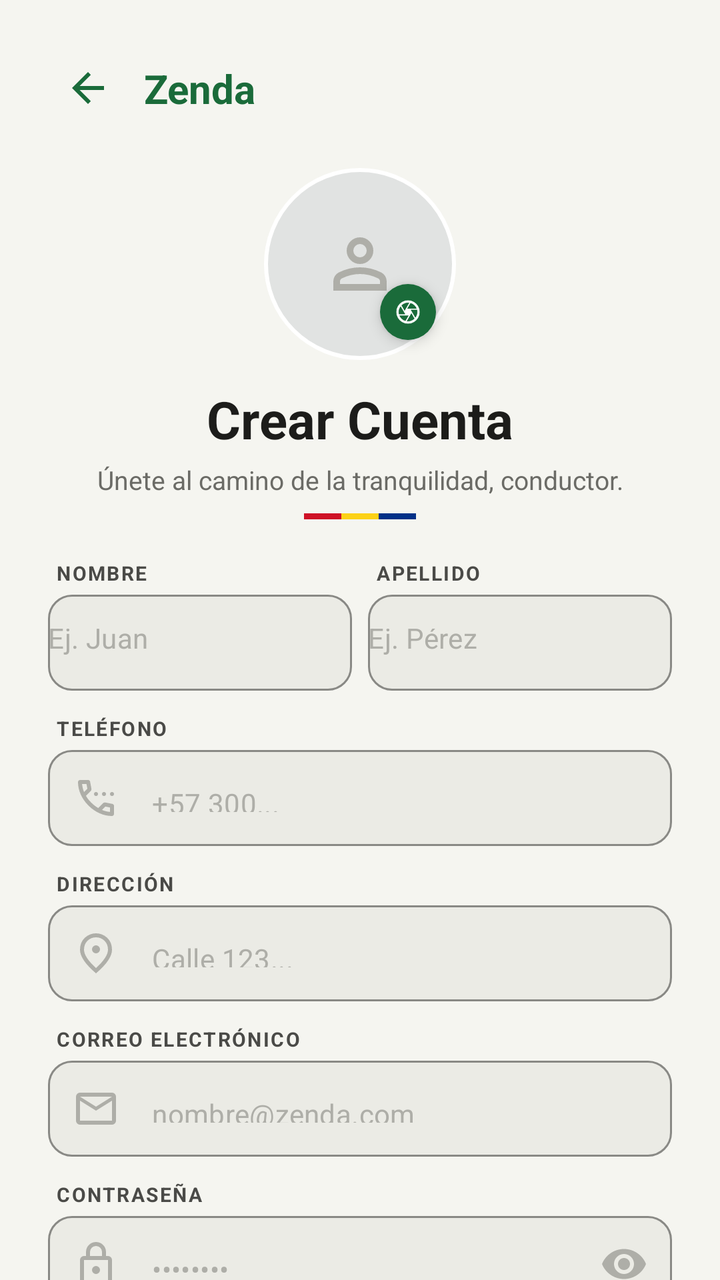
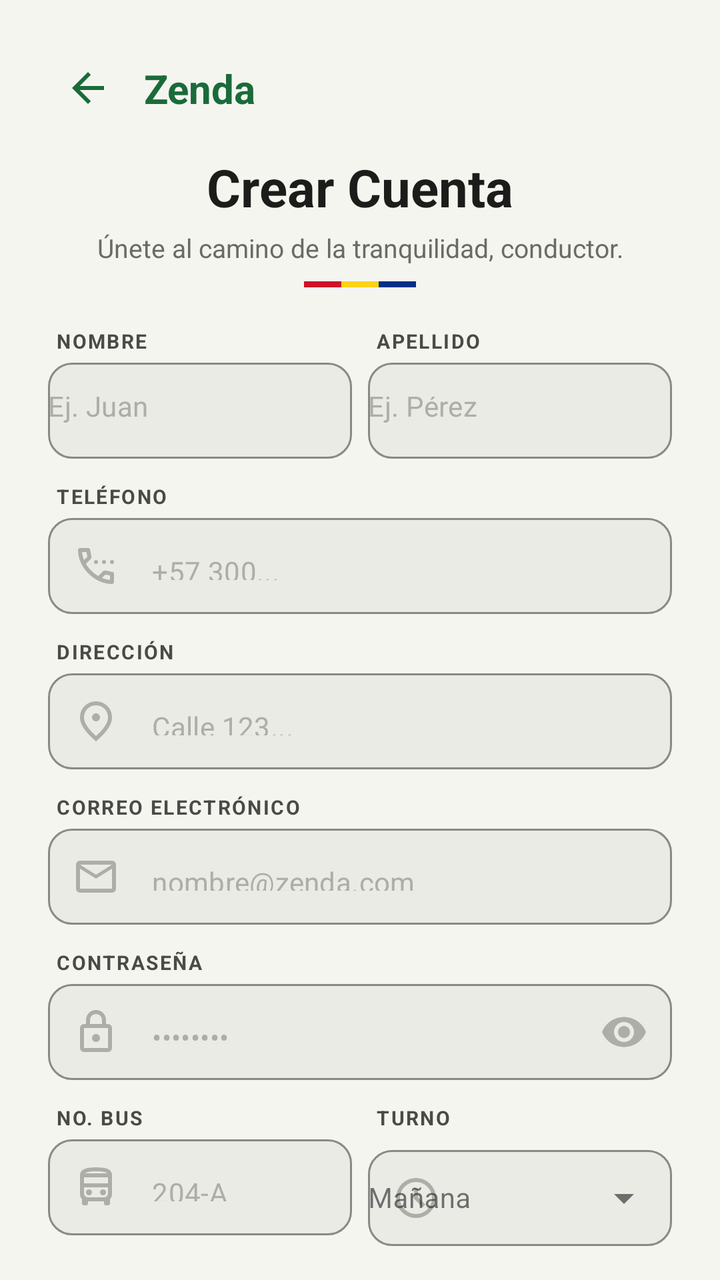

An Android layout rendered at two revisions. The XML below is the earlier revision; the diff shows what the commit changed to produce the second picture.
<!-- AndroidManifest.xml: application theme Theme.ProyectoDefinitivo -->
<!-- res/layout/activity_register.xml -->
<?xml version="1.0" encoding="utf-8"?>
<androidx.core.widget.NestedScrollView
        xmlns:android="http://schemas.android.com/apk/res/android"
        xmlns:app="http://schemas.android.com/apk/res-auto"
        android:layout_width="match_parent"
        android:layout_height="match_parent"
        android:fillViewport="true"
        android:background="@color/bg_zenda">

    <androidx.constraintlayout.widget.ConstraintLayout
            android:layout_width="match_parent"
            android:layout_height="wrap_content"
            android:padding="24dp">

        
        <ImageButton
                android:id="@+id/btnBack"
                android:layout_width="40dp"
                android:layout_height="40dp"
                android:background="?attr/selectableItemBackgroundBorderless"
                android:src="@drawable/ic_back"
                android:contentDescription="Volver"
                app:tint="@color/primary_zenda"
                app:layout_constraintTop_toTopOf="parent"
                app:layout_constraintStart_toStartOf="parent" />

        <TextView
                android:layout_width="wrap_content"
                android:layout_height="wrap_content"
                android:text="Zenda"
                android:textColor="@color/primary_zenda"
                android:textSize="20sp"
                android:textStyle="bold"
                android:layout_marginStart="8dp"
                app:layout_constraintTop_toTopOf="@id/btnBack"
                app:layout_constraintBottom_toBottomOf="@id/btnBack"
                app:layout_constraintStart_toEndOf="@id/btnBack" />

        
        <FrameLayout
                android:id="@+id/profileContainer"
                android:layout_width="96dp"
                android:layout_height="96dp"
                android:layout_marginTop="20dp"
                app:layout_constraintTop_toBottomOf="@id/btnBack"
                app:layout_constraintStart_toStartOf="parent"
                app:layout_constraintEnd_toEndOf="parent">

            <View
                    android:layout_width="match_parent"
                    android:layout_height="match_parent"
                    android:background="@drawable/bg_profile_circle" />

            <ImageView
                    android:layout_width="40dp"
                    android:layout_height="40dp"
                    android:layout_gravity="center"
                    android:src="@drawable/ic_person"
                    app:tint="@color/text_hint"
                    android:contentDescription="Foto de perfil" />

            <com.google.android.material.floatingactionbutton.FloatingActionButton
                    android:id="@+id/btnPickPhoto"
                    android:layout_width="wrap_content"
                    android:layout_height="wrap_content"
                    android:layout_gravity="bottom|end"
                    android:src="@drawable/ic_camera"
                    android:contentDescription="Cambiar foto"
                    app:fabCustomSize="28dp"
                    app:maxImageSize="14dp"
                    app:backgroundTint="@color/primary_zenda"
                    app:tint="#FFFFFF"
                    app:elevation="4dp" />
        </FrameLayout>

        
        <TextView
                android:id="@+id/tvRegTitle"
                android:layout_width="wrap_content"
                android:layout_height="wrap_content"
                android:text="Crear Cuenta"
                android:textSize="26sp"
                android:textStyle="bold"
                android:textColor="@color/text_main"
                android:layout_marginTop="12dp"
                app:layout_constraintTop_toBottomOf="@id/profileContainer"
                app:layout_constraintStart_toStartOf="parent"
                app:layout_constraintEnd_toEndOf="parent" />

        <TextView
                android:id="@+id/tvRegSubtitle"
                android:layout_width="wrap_content"
                android:layout_height="wrap_content"
                android:text="Únete al camino de la tranquilidad, conductor."
                android:textSize="13sp"
                android:textColor="@color/text_variant"
                android:textAlignment="center"
                android:layout_marginTop="4dp"
                app:layout_constraintTop_toBottomOf="@id/tvRegTitle"
                app:layout_constraintStart_toStartOf="parent"
                app:layout_constraintEnd_toEndOf="parent" />

        
        <LinearLayout
                android:id="@+id/accentBar"
                android:layout_width="56dp"
                android:layout_height="3dp"
                android:orientation="horizontal"
                android:layout_marginTop="8dp"
                app:layout_constraintTop_toBottomOf="@id/tvRegSubtitle"
                app:layout_constraintStart_toStartOf="parent"
                app:layout_constraintEnd_toEndOf="parent">
            <View android:layout_width="0dp" android:layout_height="match_parent"
                    android:layout_weight="1" android:background="@color/accent_red" />
            <View android:layout_width="0dp" android:layout_height="match_parent"
                    android:layout_weight="1" android:background="@color/accent_yellow" />
            <View android:layout_width="0dp" android:layout_height="match_parent"
                    android:layout_weight="1" android:background="@color/accent_blue" />
        </LinearLayout>

        
        <LinearLayout
                android:id="@+id/formContainer"
                android:layout_width="match_parent"
                android:layout_height="wrap_content"
                android:orientation="vertical"
                android:layout_marginTop="20dp"
                app:layout_constraintTop_toBottomOf="@id/accentBar"
                app:layout_constraintStart_toStartOf="parent"
                app:layout_constraintEnd_toEndOf="parent">

            
            <LinearLayout
                    android:layout_width="match_parent"
                    android:layout_height="wrap_content"
                    android:orientation="horizontal"
                    android:baselineAligned="false">

                <LinearLayout
                        android:layout_width="0dp"
                        android:layout_height="wrap_content"
                        android:layout_weight="1"
                        android:orientation="vertical"
                        android:layout_marginEnd="4dp">
                    <TextView style="@style/LabelStyle" android:text="NOMBRE" />
                    <com.google.android.material.textfield.TextInputLayout
                            style="@style/InputLayout"
                            android:layout_marginTop="4dp">
                        <com.google.android.material.textfield.TextInputEditText
                                android:id="@+id/etNombre"
                                style="@style/InputEdit"
                                android:hint="Ej. Juan"
                                android:inputType="textPersonName" />
                    </com.google.android.material.textfield.TextInputLayout>
                </LinearLayout>

                <LinearLayout
                        android:layout_width="0dp"
                        android:layout_height="wrap_content"
                        android:layout_weight="1"
                        android:orientation="vertical"
                        android:layout_marginStart="4dp">
                    <TextView style="@style/LabelStyle" android:text="APELLIDO" />
                    <com.google.android.material.textfield.TextInputLayout
                            style="@style/InputLayout"
                            android:layout_marginTop="4dp">
                        <com.google.android.material.textfield.TextInputEditText
                                android:id="@+id/etApellido"
                                style="@style/InputEdit"
                                android:hint="Ej. Pérez"
                                android:inputType="textPersonName" />
                    </com.google.android.material.textfield.TextInputLayout>
                </LinearLayout>
            </LinearLayout>

            
            <TextView style="@style/LabelStyle" android:text="TELÉFONO"
                    android:layout_marginTop="12dp" />
            <com.google.android.material.textfield.TextInputLayout
                    style="@style/InputLayout"
                    android:layout_marginTop="4dp"
                    app:startIconDrawable="@drawable/ic_phone"
                    app:startIconTint="@color/text_hint">
                <com.google.android.material.textfield.TextInputEditText
                        android:id="@+id/etTelefono"
                        style="@style/InputEdit"
                        android:hint="+57 300..."
                        android:inputType="phone" />
            </com.google.android.material.textfield.TextInputLayout>

            
            <TextView style="@style/LabelStyle" android:text="DIRECCIÓN"
                    android:layout_marginTop="12dp" />
            <com.google.android.material.textfield.TextInputLayout
                    style="@style/InputLayout"
                    android:layout_marginTop="4dp"
                    app:startIconDrawable="@drawable/ic_location_on"
                    app:startIconTint="@color/text_hint">
                <com.google.android.material.textfield.TextInputEditText
                        android:id="@+id/etDireccion"
                        style="@style/InputEdit"
                        android:hint="Calle 123..."
                        android:inputType="textPostalAddress" />
            </com.google.android.material.textfield.TextInputLayout>

            
            <TextView style="@style/LabelStyle" android:text="CORREO ELECTRÓNICO"
                    android:layout_marginTop="12dp" />
            <com.google.android.material.textfield.TextInputLayout
                    style="@style/InputLayout"
                    android:layout_marginTop="4dp"
                    app:startIconDrawable="@drawable/ic_mail"
                    app:startIconTint="@color/text_hint">
                <com.google.android.material.textfield.TextInputEditText
                        android:id="@+id/etEmailReg"
                        style="@style/InputEdit"
                        android:hint="nombre@zenda.com"
                        android:inputType="textEmailAddress" />
            </com.google.android.material.textfield.TextInputLayout>

            
            <TextView style="@style/LabelStyle" android:text="CONTRASEÑA"
                    android:layout_marginTop="12dp" />
            <com.google.android.material.textfield.TextInputLayout
                    android:id="@+id/inputPassword"
                    style="@style/InputLayout"
                    android:layout_marginTop="4dp"
                    app:startIconDrawable="@drawable/ic_lock"
                    app:startIconTint="@color/text_hint"
                    app:endIconMode="password_toggle"
                    app:endIconTint="@color/text_hint">
                <com.google.android.material.textfield.TextInputEditText
                        android:id="@+id/etPassReg"
                        style="@style/InputEdit"
                        android:hint="••••••••"
                        android:inputType="textPassword" />
            </com.google.android.material.textfield.TextInputLayout>

            
            <LinearLayout
                    android:layout_width="match_parent"
                    android:layout_height="wrap_content"
                    android:orientation="horizontal"
                    android:layout_marginTop="12dp"
                    android:baselineAligned="false">

                <LinearLayout
                        android:layout_width="0dp"
                        android:id="@+id/layoutConductorFields"
                        android:layout_height="wrap_content"
                        android:layout_weight="1"
                        android:orientation="vertical"
                        android:layout_marginEnd="4dp">
                    <TextView style="@style/LabelStyle" android:text="NO. BUS" />
                    <com.google.android.material.textfield.TextInputLayout
                            style="@style/InputLayout"
                            android:layout_marginTop="4dp"
                            app:startIconDrawable="@drawable/ic_bus"
                            app:startIconTint="@color/text_hint">
                        <com.google.android.material.textfield.TextInputEditText
                                android:id="@+id/etNoBus"
                                style="@style/InputEdit"
                                android:hint="204-A"
                                android:inputType="text" />
                    </com.google.android.material.textfield.TextInputLayout>
                </LinearLayout>

                <LinearLayout
                        android:layout_width="0dp"
                        android:layout_height="wrap_content"
                        android:layout_weight="1"
                        android:orientation="vertical"
                        android:layout_marginStart="4dp">
                    <TextView style="@style/LabelStyle" android:text="TURNO" />
                    <com.google.android.material.textfield.TextInputLayout
                            android:id="@+id/inputTurno"
                            style="@style/Widget.MaterialComponents.TextInputLayout.OutlinedBox.ExposedDropdownMenu"
                            android:layout_width="match_parent"
                            android:layout_height="wrap_content"
                            android:layout_marginTop="4dp"
                            app:boxBackgroundColor="@color/input_bg"
                            app:boxStrokeColor="@color/input_stroke"
                            app:boxCornerRadiusTopStart="12dp"
                            app:boxCornerRadiusTopEnd="12dp"
                            app:boxCornerRadiusBottomStart="12dp"
                            app:boxCornerRadiusBottomEnd="12dp"
                            app:startIconDrawable="@drawable/ic_schedule"
                            app:startIconTint="@color/text_hint">
                        <AutoCompleteTextView
                                android:id="@+id/atvTurno"
                                android:layout_width="match_parent"
                                android:layout_height="48dp"
                                android:hint="Mañana"
                                android:inputType="none"
                                android:textSize="14sp"
                                android:paddingStart="0dp" />
                    </com.google.android.material.textfield.TextInputLayout>
                </LinearLayout>
            </LinearLayout>

            
            <com.google.android.material.button.MaterialButton
                    android:id="@+id/btnRegister"
                    android:layout_width="match_parent"
                    android:layout_height="52dp"
                    android:layout_marginTop="28dp"
                    android:text="Registrarse"
                    android:textAllCaps="false"
                    android:textStyle="bold"
                    android:textSize="16sp"
                    app:backgroundTint="@color/primary_zenda"
                    app:cornerRadius="100dp"
                    app:icon="@drawable/ic_arrow_forward"
                    app:iconGravity="textEnd"
                    app:iconTint="#FFFFFF" />

            
            <TextView
                    android:id="@+id/tvToLogin"
                    android:layout_width="wrap_content"
                    android:layout_height="wrap_content"
                    android:layout_gravity="center"
                    android:layout_marginTop="20dp"
                    android:layout_marginBottom="16dp"
                    android:text="¿Ya tienes una cuenta? Iniciar Sesión"
                    android:textSize="13sp"
                    android:textColor="@color/text_variant" />

        </LinearLayout>

    </androidx.constraintlayout.widget.ConstraintLayout>
</androidx.core.widget.NestedScrollView>
<!-- resources referenced by this layout -->
<resources>
  <color name="accent_blue">#003087</color>
  <color name="accent_red">#CE1126</color>
  <color name="accent_yellow">#FCD116</color>
  <color name="bg_zenda">#F5F5F0</color>
  <color name="input_bg">#EBEBE5</color>
  <color name="input_stroke">#D4D4CC</color>
  <color name="primary_zenda">#1A6B3A</color>
  <color name="text_hint">#AEAEA8</color>
  <color name="text_main">#1C1C1A</color>
  <color name="text_variant">#6B6B66</color>
  <!-- drawable bg_profile_circle (drawable) -->
  <shape xmlns:android="http://schemas.android.com/apk/res/android" android:shape="oval">
      <solid android:color="#E1E3E2" />
      <stroke android:width="2dp" android:color="#FFFFFF" />
  </shape>
  <!-- drawable ic_arrow_forward (drawable) -->
  <vector xmlns:android="http://schemas.android.com/apk/res/android"
      android:width="24dp"
      android:height="24dp"
      android:viewportWidth="960"
      android:viewportHeight="960">
    <path
        android:pathData="M647,520L160,520v-80h487L423,216l57,-56 320,320 -320,320 -57,-56 224,-224Z"
        android:fillColor="#e3e3e3"/>
  </vector>
  <!-- drawable ic_back (drawable) -->
  <vector xmlns:android="http://schemas.android.com/apk/res/android"
      android:width="24dp"
      android:height="24dp"
      android:viewportWidth="24"
      android:viewportHeight="24">
      <path
          android:fillColor="#FF000000"
          android:pathData="M20,11H7.83l5.59,-5.59L12,4l-8,8 8,8 1.41,-1.41L7.83,13H20v-2z"/>
  </vector>
  <!-- drawable ic_camera (drawable) -->
  <vector xmlns:android="http://schemas.android.com/apk/res/android"
      android:width="24dp"
      android:height="24dp"
      android:viewportWidth="960"
      android:viewportHeight="960">
    <path
        android:pathData="M456,360h320q-27,-69 -82.5,-118.5T566,172L456,360ZM364,440 L524,164q-11,-2 -22,-3t-22,-1q-66,0 -123,25t-101,67l108,188ZM170,560h218L228,284q-32,41 -50,90.5T160,480q0,21 2.5,40.5T170,560ZM394,788 L502,600L184,600q27,69 82.5,118.5T394,788ZM480,800q66,0 123,-25t101,-67L596,520 436,796q11,2 21.5,3t22.5,1ZM732,676q32,-41 50,-90.5T800,480q0,-21 -2.5,-40.5T790,400L572,400l160,276ZM480,480ZM480,880q-82,0 -155,-31.5t-127.5,-86Q143,708 111.5,635T80,480q0,-83 31.5,-155.5t86,-127Q252,143 325,111.5T480,80q83,0 155.5,31.5t127,86q54.5,54.5 86,127T880,480q0,82 -31.5,155t-86,127.5q-54.5,54.5 -127,86T480,880Z"
        android:fillColor="#e3e3e3"/>
  </vector>
  <!-- drawable ic_person (drawable) -->
  <vector xmlns:android="http://schemas.android.com/apk/res/android"
      android:width="24dp"
      android:height="24dp"
      android:viewportWidth="960"
      android:viewportHeight="960">
    <path
        android:pathData="M367,433q-47,-47 -47,-113t47,-113q47,-47 113,-47t113,47q47,47 47,113t-47,113q-47,47 -113,47t-113,-47ZM160,800v-112q0,-34 17.5,-62.5T224,582q62,-31 126,-46.5T480,520q66,0 130,15.5T736,582q29,15 46.5,43.5T800,688v112L160,800ZM240,720h480v-32q0,-11 -5.5,-20T700,654q-54,-27 -109,-40.5T480,600q-56,0 -111,13.5T260,654q-9,5 -14.5,14t-5.5,20v32ZM536.5,376.5Q560,353 560,320t-23.5,-56.5Q513,240 480,240t-56.5,23.5Q400,287 400,320t23.5,56.5Q447,400 480,400t56.5,-23.5ZM480,320ZM480,720Z"
        android:fillColor="#e3e3e3"/>
  </vector>
  <style name="InputEdit">
          <item name="android:layout_width">match_parent</item>
          <item name="android:layout_height">48dp</item>
          <item name="android:textSize">14sp</item>
          <item name="android:textColor">@color/text_main</item>
          <item name="android:textColorHint">@color/text_hint</item>
          <item name="android:paddingStart">0dp</item>
      </style>
  <style name="Theme.ProyectoDefinitivo" parent="Base.Theme.ProyectoDefinitivo" />
  <color name="input_stroke_Selector">#E1E3E2</color>
  <color name="text_label">#4A4A47</color>
  <style name="Base.Theme.ProyectoDefinitivo" parent="Theme.Material3.DayNight.NoActionBar">
          
          
      </style>
  <!-- unchanged entries left out for length: 8 -->
</resources>

<!-- the commit's change to res/layout/activity_register.xml (unified diff, before → after) -->
@@ -36,42 +36,7 @@
                 app:layout_constraintBottom_toBottomOf="@id/btnBack"
                 app:layout_constraintStart_toEndOf="@id/btnBack" />
 
-        
-        <FrameLayout
-                android:id="@+id/profileContainer"
-                android:layout_width="96dp"
-                android:layout_height="96dp"
-                android:layout_marginTop="20dp"
-                app:layout_constraintTop_toBottomOf="@id/btnBack"
-                app:layout_constraintStart_toStartOf="parent"
-                app:layout_constraintEnd_toEndOf="parent">
-
-            <View
-                    android:layout_width="match_parent"
-                    android:layout_height="match_parent"
-                    android:background="@drawable/bg_profile_circle" />
-
-            <ImageView
-                    android:layout_width="40dp"
-                    android:layout_height="40dp"
-                    android:layout_gravity="center"
-                    android:src="@drawable/ic_person"
-                    app:tint="@color/text_hint"
-                    android:contentDescription="Foto de perfil" />
-
-            <com.google.android.material.floatingactionbutton.FloatingActionButton
-                    android:id="@+id/btnPickPhoto"
-                    android:layout_width="wrap_content"
-                    android:layout_height="wrap_content"
-                    android:layout_gravity="bottom|end"
-                    android:src="@drawable/ic_camera"
-                    android:contentDescription="Cambiar foto"
-                    app:fabCustomSize="28dp"
-                    app:maxImageSize="14dp"
-                    app:backgroundTint="@color/primary_zenda"
-                    app:tint="#FFFFFF"
-                    app:elevation="4dp" />
-        </FrameLayout>
+
 
         
         <TextView
@@ -83,7 +48,7 @@
                 android:textStyle="bold"
                 android:textColor="@color/text_main"
                 android:layout_marginTop="12dp"
-                app:layout_constraintTop_toBottomOf="@id/profileContainer"
+                app:layout_constraintTop_toBottomOf="@id/btnBack"
                 app:layout_constraintStart_toStartOf="parent"
                 app:layout_constraintEnd_toEndOf="parent" />
 
@@ -144,6 +109,7 @@
                         android:layout_marginEnd="4dp">
                     <TextView style="@style/LabelStyle" android:text="NOMBRE" />
                     <com.google.android.material.textfield.TextInputLayout
+                            android:id="@+id/tilNombre"
                             style="@style/InputLayout"
                             android:layout_marginTop="4dp">
                         <com.google.android.material.textfield.TextInputEditText
@@ -162,6 +128,7 @@
                         android:layout_marginStart="4dp">
                     <TextView style="@style/LabelStyle" android:text="APELLIDO" />
                     <com.google.android.material.textfield.TextInputLayout
+                            android:id="@+id/tilApellido"
                             style="@style/InputLayout"
                             android:layout_marginTop="4dp">
                         <com.google.android.material.textfield.TextInputEditText
@@ -177,6 +144,7 @@
             <TextView style="@style/LabelStyle" android:text="TELÉFONO"
                     android:layout_marginTop="12dp" />
             <com.google.android.material.textfield.TextInputLayout
+                    android:id="@+id/tilTelefono"
                     style="@style/InputLayout"
                     android:layout_marginTop="4dp"
                     app:startIconDrawable="@drawable/ic_phone"
@@ -192,6 +160,7 @@
             <TextView style="@style/LabelStyle" android:text="DIRECCIÓN"
                     android:layout_marginTop="12dp" />
             <com.google.android.material.textfield.TextInputLayout
+                    android:id="@+id/tilDireccion"
                     style="@style/InputLayout"
                     android:layout_marginTop="4dp"
                     app:startIconDrawable="@drawable/ic_location_on"
@@ -207,6 +176,7 @@
             <TextView style="@style/LabelStyle" android:text="CORREO ELECTRÓNICO"
                     android:layout_marginTop="12dp" />
             <com.google.android.material.textfield.TextInputLayout
+                    android:id="@+id/tilEmail"
                     style="@style/InputLayout"
                     android:layout_marginTop="4dp"
                     app:startIconDrawable="@drawable/ic_mail"
@@ -253,6 +223,7 @@
                         android:layout_marginEnd="4dp">
                     <TextView style="@style/LabelStyle" android:text="NO. BUS" />
                     <com.google.android.material.textfield.TextInputLayout
+                            android:id="@+id/tilNoBus"
                             style="@style/InputLayout"
                             android:layout_marginTop="4dp"
                             app:startIconDrawable="@drawable/ic_bus"
@@ -284,6 +255,7 @@
                             app:boxCornerRadiusTopEnd="12dp"
                             app:boxCornerRadiusBottomStart="12dp"
                             app:boxCornerRadiusBottomEnd="12dp"
+                            app:endIconMode="dropdown_menu"
                             app:startIconDrawable="@drawable/ic_schedule"
                             app:startIconTint="@color/text_hint">
                         <AutoCompleteTextView
@@ -292,6 +264,9 @@
                                 android:layout_height="48dp"
                                 android:hint="Mañana"
                                 android:inputType="none"
+                                android:focusable="false"
+                                android:cursorVisible="false"
+                                android:dropDownWidth="match_parent"
                                 android:textSize="14sp"
                                 android:paddingStart="0dp" />
                     </com.google.android.material.textfield.TextInputLayout>
<!-- resource entries referenced after the edit -->
@@ -10,11 +10,6 @@
   <color name="text_hint">#AEAEA8</color>
   <color name="text_main">#1C1C1A</color>
   <color name="text_variant">#6B6B66</color>
-  <!-- drawable bg_profile_circle (drawable) -->
-  <shape xmlns:android="http://schemas.android.com/apk/res/android" android:shape="oval">
-      <solid android:color="#E1E3E2" />
-      <stroke android:width="2dp" android:color="#FFFFFF" />
-  </shape>
   <!-- drawable ic_arrow_forward (drawable) -->
   <vector xmlns:android="http://schemas.android.com/apk/res/android"
       android:width="24dp"
@@ -35,26 +30,6 @@
           android:fillColor="#FF000000"
           android:pathData="M20,11H7.83l5.59,-5.59L12,4l-8,8 8,8 1.41,-1.41L7.83,13H20v-2z"/>
   </vector>
-  <!-- drawable ic_camera (drawable) -->
-  <vector xmlns:android="http://schemas.android.com/apk/res/android"
-      android:width="24dp"
-      android:height="24dp"
-      android:viewportWidth="960"
-      android:viewportHeight="960">
-    <path
-        android:pathData="M456,360h320q-27,-69 -82.5,-118.5T566,172L456,360ZM364,440 L524,164q-11,-2 -22,-3t-22,-1q-66,0 -123,25t-101,67l108,188ZM170,560h218L228,284q-32,41 -50,90.5T160,480q0,21 2.5,40.5T170,560ZM394,788 L502,600L184,600q27,69 82.5,118.5T394,788ZM480,800q66,0 123,-25t101,-67L596,520 436,796q11,2 21.5,3t22.5,1ZM732,676q32,-41 50,-90.5T800,480q0,-21 -2.5,-40.5T790,400L572,400l160,276ZM480,480ZM480,880q-82,0 -155,-31.5t-127.5,-86Q143,708 111.5,635T80,480q0,-83 31.5,-155.5t86,-127Q252,143 325,111.5T480,80q83,0 155.5,31.5t127,86q54.5,54.5 86,127T880,480q0,82 -31.5,155t-86,127.5q-54.5,54.5 -127,86T480,880Z"
-        android:fillColor="#e3e3e3"/>
-  </vector>
-  <!-- drawable ic_person (drawable) -->
-  <vector xmlns:android="http://schemas.android.com/apk/res/android"
-      android:width="24dp"
-      android:height="24dp"
-      android:viewportWidth="960"
-      android:viewportHeight="960">
-    <path
-        android:pathData="M367,433q-47,-47 -47,-113t47,-113q47,-47 113,-47t113,47q47,47 47,113t-47,113q-47,47 -113,47t-113,-47ZM160,800v-112q0,-34 17.5,-62.5T224,582q62,-31 126,-46.5T480,520q66,0 130,15.5T736,582q29,15 46.5,43.5T800,688v112L160,800ZM240,720h480v-32q0,-11 -5.5,-20T700,654q-54,-27 -109,-40.5T480,600q-56,0 -111,13.5T260,654q-9,5 -14.5,14t-5.5,20v32ZM536.5,376.5Q560,353 560,320t-23.5,-56.5Q513,240 480,240t-56.5,23.5Q400,287 400,320t23.5,56.5Q447,400 480,400t56.5,-23.5ZM480,320ZM480,720Z"
-        android:fillColor="#e3e3e3"/>
-  </vector>
   <style name="InputEdit">
           <item name="android:layout_width">match_parent</item>
           <item name="android:layout_height">48dp</item>
